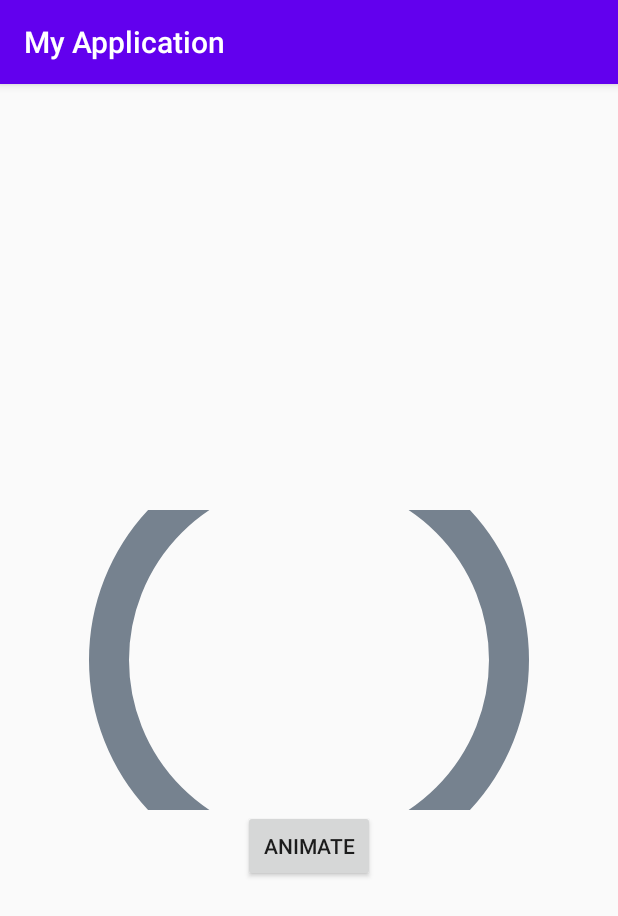
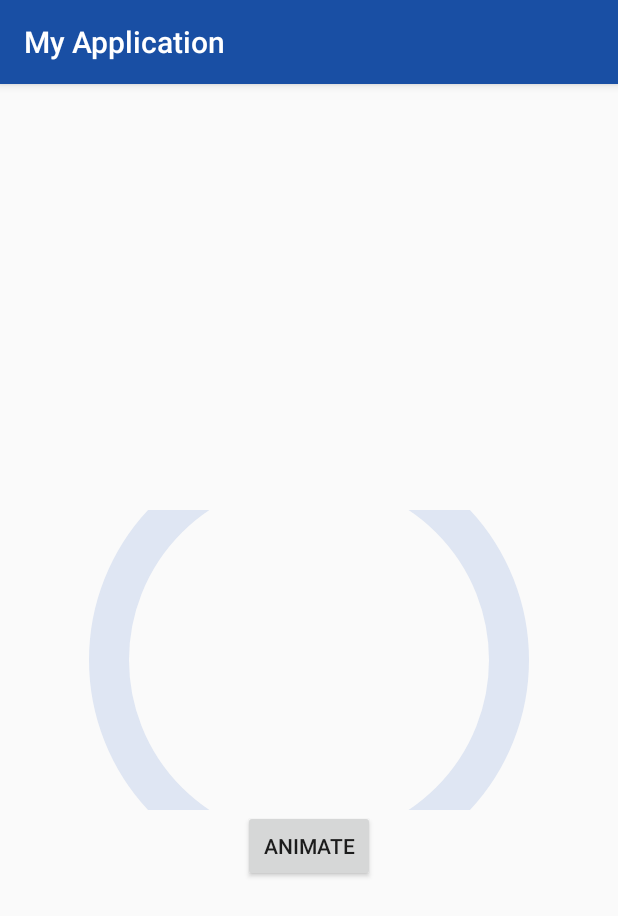
Before and after one commit to paulnunezm/circularProgressView, an Android app: the screen it shows after launch (MainActivity), on a phone screen of 412 x 824 dp. Shown: the top 916 px of the screen. Run offline under Robolectric (Android 15) with nearby library versions, the phone set to English and light mode, and no system bars; 1 statement that could not run was skipped.

Commit message:
edit: colors

```diff
--- a/app/src/main/res/values/colors.xml
+++ b/app/src/main/res/values/colors.xml
@@ -1,10 +1,9 @@
 <?xml version="1.0" encoding="utf-8"?>
 <resources>
-    <color name="colorPrimary">#6200EE</color>
-    <color name="colorPrimaryDark">#3700B3</color>
-    <color name="colorAccent">#03DAC5</color>
+    <color name="colorPrimary">@color/blue</color>
+    <color name="colorPrimaryDark">#0E3F8C</color>
+    <color name="colorAccent">#0bc2a7</color>
 
-
-    <color name="neon_green">#b7ea85</color>
-    <color name="gray_light">#76828f</color>
+    <color name="blue">#194fa4</color>
+    <color name="gray_light">#dfe6f3</color>
 </resources>
```
